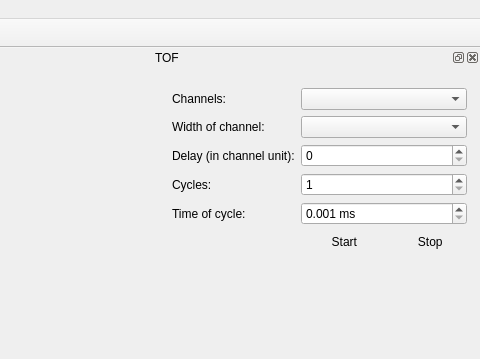
This is ui/spectrometer-client/mainwindow.ui in tre3k/spectrometer as Qt 5 draws it before an edit; both pictures show x 684 to 1164 and y 0 to 359 of the 1164 by 743 pixel window. The edited form follows.
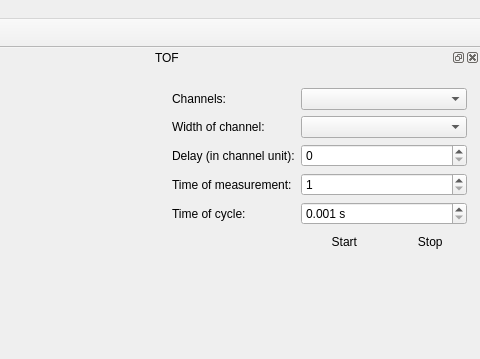
This is the edited form. Icons and pictures are not drawn.

What changed in the file:
```diff
--- a/ui/spectrometer-client/mainwindow.ui
+++ b/ui/spectrometer-client/mainwindow.ui
@@ -133,7 +133,7 @@
       <item row="3" column="0">
        <widget class="QLabel" name="label_3">
         <property name="text">
-         <string>Cycles:</string>
+         <string>Time of measurement:</string>
         </property>
        </widget>
       </item>
@@ -173,7 +173,7 @@
          <string/>
         </property>
         <property name="suffix">
-         <string> ms</string>
+         <string> s</string>
         </property>
         <property name="decimals">
          <number>3</number>
```
Left out of the diff: 6 changed lines with no effect on the pictures.
